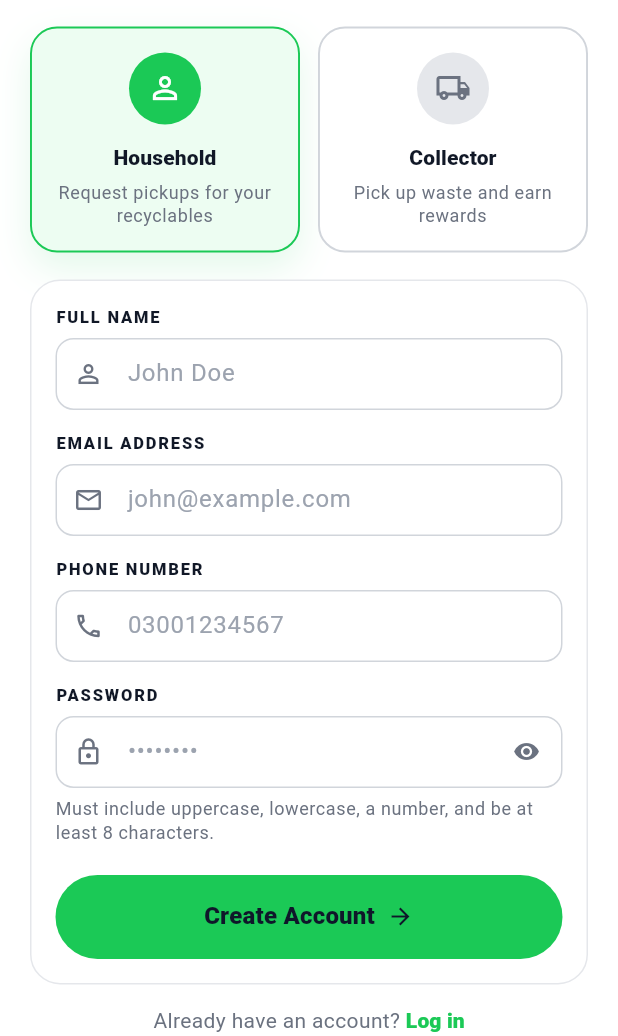
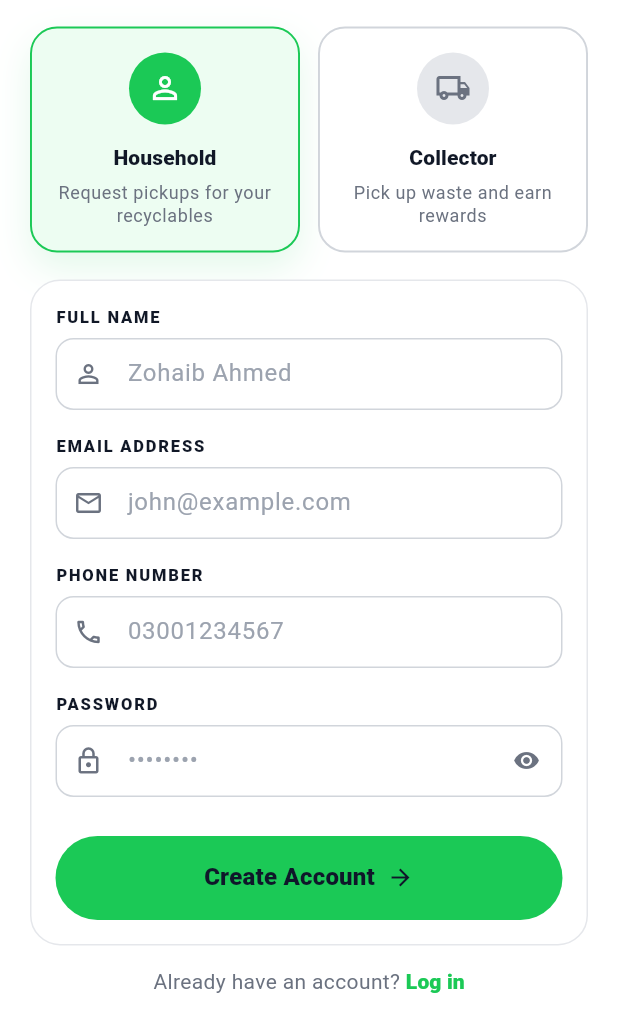
Before and after one commit to zoaib-7ti/trash2cash_app, a Flutter app: the screen it shows after launch, after a tap on "Sign In", after a tap on "Sign Up", on a phone screen of 412 x 824 dp, the part 200-1236 px from its top. Run offline on Flutter 3.47's test engine with Material 3 defaults, Android fonts, the phone set to English and light mode, and no system bars; our stand-ins replace dio, flutter_secure_storage; accounts and stored records are empty; network calls fail.

Commit message:
add spacing around fields

```diff
--- a/lib/features/auth/screens/login_screen.dart
+++ b/lib/features/auth/screens/login_screen.dart
@@ -136,7 +136,7 @@ class _LoginScreenState extends State<LoginScreen> {
                       message: loginState.errorMessage!,
                       onRetry: _submit,
                     ),
-                    const SizedBox(height: 16),
+                    const SizedBox(height: 18),
                   ],
                   Container(
                     padding: const EdgeInsets.all(16),
@@ -162,7 +162,7 @@ class _LoginScreenState extends State<LoginScreen> {
                               'email',
                             ),
                           ),
-                          const SizedBox(height: 14),
+                          const SizedBox(height: 18),
                           AppTextField(
                             controller: _passwordController,
                             label: 'PASSWORD',
--- a/lib/features/auth/screens/register_screen.dart
+++ b/lib/features/auth/screens/register_screen.dart
@@ -146,7 +146,7 @@ class _RegisterScreenState extends State<RegisterScreen> {
                           AppTextField(
                             controller: _nameController,
                             label: 'FULL NAME',
-                            hintText: 'John Doe',
+                            hintText: 'Zohaib Ahmed',
                             prefixIcon: Icons.person_outline,
                             textInputAction: TextInputAction.next,
                             errorText: authState.fieldErrorFor(
@@ -154,7 +154,7 @@ class _RegisterScreenState extends State<RegisterScreen> {
                               'name',
                             ),
                           ),
-                          const SizedBox(height: 14),
+                          const SizedBox(height: 16),
                           AppTextField(
                             controller: _emailController,
                             label: 'EMAIL ADDRESS',
@@ -167,7 +167,7 @@ class _RegisterScreenState extends State<RegisterScreen> {
                               'email',
                             ),
                           ),
-                          const SizedBox(height: 14),
+                          const SizedBox(height: 16),
                           AppTextField(
                             controller: _phoneController,
                             label: 'PHONE NUMBER',
@@ -180,7 +180,7 @@ class _RegisterScreenState extends State<RegisterScreen> {
                               'phone',
                             ),
                           ),
-                          const SizedBox(height: 14),
+                          const SizedBox(height: 16),
                           AppTextField(
                             controller: _passwordController,
                             label: 'PASSWORD',
@@ -209,12 +209,12 @@ class _RegisterScreenState extends State<RegisterScreen> {
                             ),
                           ),
                           const SizedBox(height: 6),
-                          Text(
-                            'Must include uppercase, lowercase, a number, and be at least 8 characters.',
-                            style: Theme.of(context).textTheme.bodySmall?.copyWith(
-                              color: const Color(0xFF6B7280),
-                            ),
-                          ),
+                          // Text(
+                          //   ' include uppercase, lowercase, a number, and be at least 8 characters.',
+                          //   style: Theme.of(context).textTheme.bodySmall?.copyWith(
+                          //     color: const Color(0xFF6B7280),
+                          //   ),
+                          // ),
                           if (_selectedRole == UserRole.collector) ...[
                             const SizedBox(height: 14),
                             AppTextField(
@@ -228,7 +228,7 @@ class _RegisterScreenState extends State<RegisterScreen> {
                                 'cnicNumber',
                               ),
                             ),
-                            const SizedBox(height: 14),
+                            const SizedBox(height: 16),
                             AppTextField(
                               controller: _vehicleTypeController,
                               label: 'VEHICLE TYPE',
```
